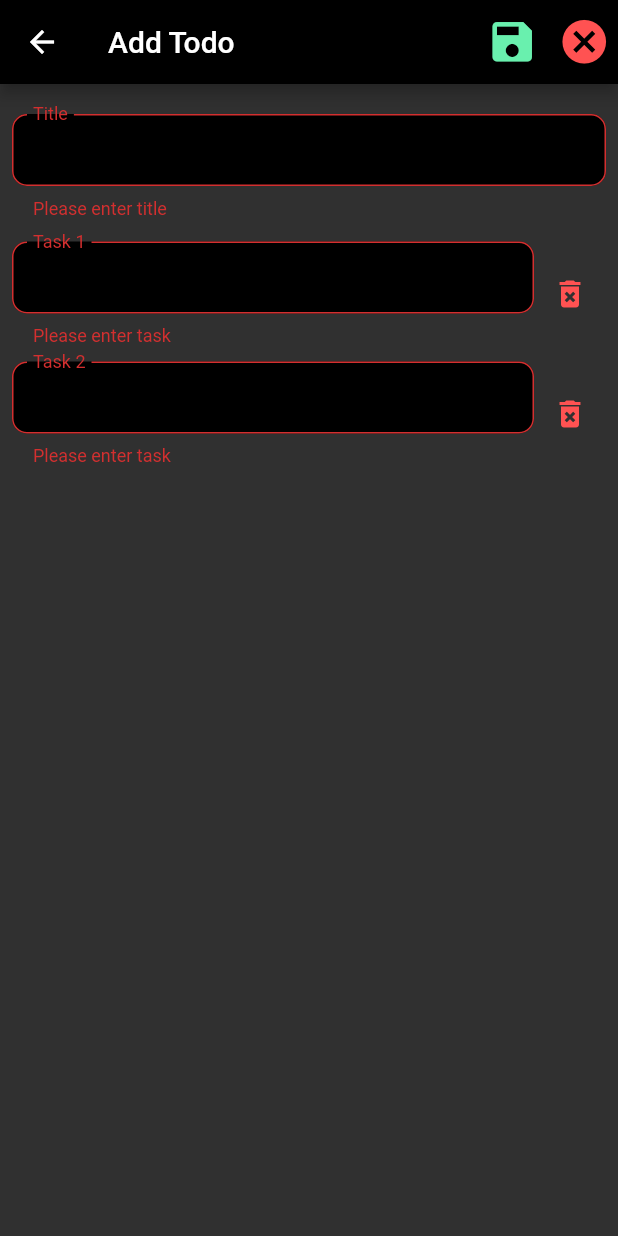
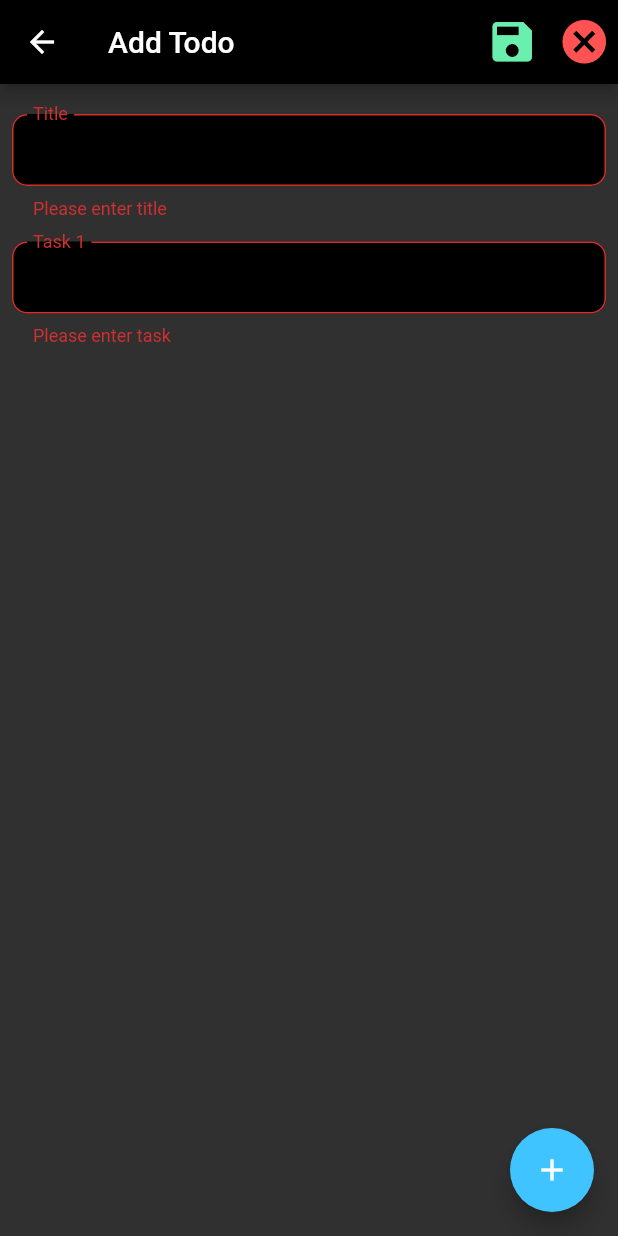
Before and after one commit to madhank93/todo-list-flutter-firebase, a Flutter app: the AddTodo screen opened directly, after a tap on the "save" icon, on a phone screen of 412 x 824 dp. Run offline on Flutter 3.47's test engine with Material 2 defaults, Android fonts, the phone set to English and light mode, and no system bars; our stand-ins replace cloud_firestore, firebase_auth, firebase_core, flutter_slidable, fluttertoast; accounts and stored records are empty; generated files the repository leaves out were written again.

Commit message:
ref: add screen has been refractored

```diff
--- a/lib/screens/add_todo.dart
+++ b/lib/screens/add_todo.dart
@@ -1,20 +1,47 @@
 import 'package:flutter/material.dart';
 import 'package:flutter/services.dart';
+import 'package:fluttertoast/fluttertoast.dart';
 import 'package:todo_app_with_flutter_and_firebase/models/task.dart';
 import 'package:todo_app_with_flutter_and_firebase/models/todo.dart';
 import 'package:todo_app_with_flutter_and_firebase/service/todo_service.dart';
 
-class AddTodo extends StatelessWidget {
+class AddTodo extends StatefulWidget {
+  @override
+  _AddTodoState createState() => _AddTodoState();
+}
+
+class _AddTodoState extends State<AddTodo> {
   final TextEditingController _title = TextEditingController();
-  final TextEditingController _description = TextEditingController();
+
   final _formKey = GlobalKey<FormState>();
 
-  final List<Task> _taskList = [Task.fromJson({}), Task.fromJson({})];
+  final List<Task> _taskList = [Task.fromJson({})];
+
+  @override
+  void initState() {
+    super.initState();
+  }
 
   @override
   Widget build(BuildContext context) {
     return SafeArea(
       child: Scaffold(
+        floatingActionButton: FloatingActionButton(
+          backgroundColor: Colors.lightBlueAccent,
+          child: Icon(Icons.add, color: Colors.white),
+          onPressed: () {
+            if (_taskList.last.taskDescription == null ||
+                _taskList.last.taskDescription.isEmpty) {
+              Fluttertoast.showToast(msg: "Please enter task");
+            } else {
+              setState(
+                () {
+                  _taskList.add(Task.fromJson({}));
+                },
+              );
+            }
+          },
+        ),
         appBar: AppBar(
           title: Text("Add Todo"),
           actions: [
@@ -75,11 +102,8 @@ class AddTodo extends StatelessWidget {
                     height: 15,
                   ),
                   _taskList.length == 1
-                      ? Row(
-                          children: [
-                            Flexible(
-                              child: TextFormField(
-                                controller: _description,
+                      ? TextFormField(
+                          initialValue: _taskList[0].taskDescription,
                           obscureText: false,
                           textAlign: TextAlign.start,
                           maxLines: null,
@@ -93,40 +117,39 @@ class AddTodo extends StatelessWidget {
                               ),
                             ),
                             labelText: "Task 1",
-                                  floatingLabelBehavior:
-                                      FloatingLabelBehavior.always,
+                            floatingLabelBehavior: FloatingLabelBehavior.always,
                             fillColor: Colors.black,
                             filled: true,
                             contentPadding: EdgeInsets.all(14),
                           ),
+                          onChanged: (value) {
+                            setState(() {
+                              _taskList[0].taskDescription = value;
+                            });
+                          },
                           validator: (value) {
                             if (value.isEmpty) {
                               return 'Please enter task';
                             }
                             return null;
                           },
-                              ),
-                            ),
-                            IconButton(
-                                icon: Icon(
-                                  Icons.add,
-                                  color: Colors.greenAccent,
-                                ),
-                                onPressed: () {})
-                          ],
                         )
-                      : ListView.builder(
+                      : _taskList.length > 1
+                          ? ListView.builder(
                               shrinkWrap: true,
                               primary: false,
                               itemCount: _taskList.length,
                               itemBuilder: (BuildContext context, int index) {
+                                Task _task = _taskList[index];
                                 return Padding(
+                                  key: ObjectKey(_task),
                                   padding: const EdgeInsets.only(bottom: 10.0),
                                   child: Row(
                                     children: [
                                       Flexible(
                                         child: TextFormField(
-                                      controller: _description,
+                                          initialValue:
+                                              _taskList[index].taskDescription,
                                           obscureText: false,
                                           textAlign: TextAlign.start,
                                           maxLines: null,
@@ -153,6 +176,10 @@ class AddTodo extends StatelessWidget {
                                             }
                                             return null;
                                           },
+                                          onChanged: (value) {
+                                            _taskList[index].taskDescription =
+                                                value;
+                                          },
                                         ),
                                       ),
                                       IconButton(
@@ -160,12 +187,17 @@ class AddTodo extends StatelessWidget {
                                             Icons.delete_forever,
                                             color: Colors.redAccent,
                                           ),
-                                      onPressed: () {})
+                                          onPressed: () {
+                                            setState(() {
+                                              _taskList.removeAt(index);
+                                            });
+                                          })
                                     ],
                                   ),
                                 );
                               },
-                        ),
+                            )
+                          : Container(),
                 ],
               ),
             ),
@@ -179,6 +211,7 @@ class AddTodo extends StatelessWidget {
     if (_formKey.currentState.validate()) {
       Todo todo = new Todo();
       todo.todoTitle = _title.text;
+      todo.taskList = _taskList;
       TodoService().add(todo.toJson());
       Navigator.pop(context);
     }
```
Lines whose indentation alone changed are shown as unchanged.
